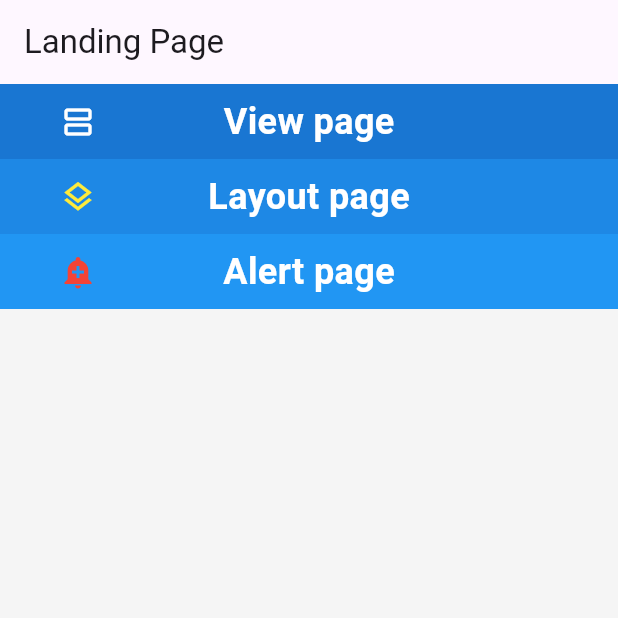
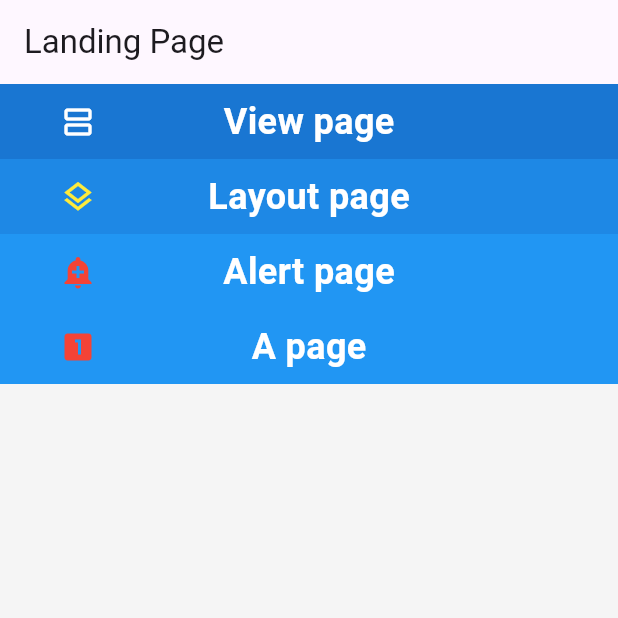
Before and after one commit to terryyamg/say_hello_flutter, a Flutter app: the screen it shows after launch, on a phone screen of 412 x 824 dp, the top half of it. Run offline on Flutter 3.47's test engine with Material 3 defaults, Android fonts, the phone set to English and light mode, and no system bars; missing offline and left inert: flutter_picker.

Commit message:
修改樣式

```diff
--- a/lib/api/api.dart
+++ b/lib/api/api.dart
@@ -1,10 +1,9 @@
 class Api {
   Future<void> sensSms(String mobile) async {
     print('Test1');
-    await Future.delayed(Duration(seconds: 1), () {
+    await Future.delayed(const Duration(seconds: 1), () {
       print("Future.delayed");
     });
     print('Test2');
   }
-
 }
--- a/lib/routers.dart
+++ b/lib/routers.dart
@@ -1,5 +1,6 @@
 import 'package:flutter/material.dart';
 import 'package:flutter/widgets.dart';
+import 'views/a_page.dart';
 import 'views/alert_page.dart';
 import 'views/landing_page.dart';
 import 'views/layout_page.dart';
@@ -10,6 +11,7 @@ class RoutePaths {
   static const String viewPage = 'View page';
   static const String layoutPage = 'Layout page';
   static const String alertPage = 'Alert page';
+  static const String aPage = 'A page';
 }
 
 mixin Routers {
@@ -24,6 +26,8 @@ mixin Routers {
         return MaterialPageRoute<void>(builder: (_) => const LayoutPage());
       case RoutePaths.alertPage:
         return MaterialPageRoute<void>(builder: (_) => const AlertPage());
+      case RoutePaths.aPage:
+        return MaterialPageRoute<void>(builder: (_) => const APage());
       default:
         return MaterialPageRoute<void>(
           builder: (_) => Scaffold(
--- a/lib/utils/custom_text_style.dart
+++ b/lib/utils/custom_text_style.dart
@@ -13,6 +13,6 @@ class CustomTextStyle {
   static const TextStyle text14NormalGrey = TextStyle(
       color: Colors.grey, fontSize: 14, fontWeight: FontWeight.normal);
 
-  static const TextStyle text14BoldBlue = TextStyle(
-      color: Colors.blue, fontSize: 14, fontWeight: FontWeight.bold);
+  static const TextStyle text14BoldBlue =
+      TextStyle(color: Colors.blue, fontSize: 14, fontWeight: FontWeight.bold);
 }
--- a/lib/viewmodels/alert_page_model.dart
+++ b/lib/view-models/alert_page_model.dart
@@ -4,9 +4,7 @@ import '../api/api.dart';
 import 'base_model.dart';
 
 class AlertPageViewModel extends BaseModel {
-
   AlertPageViewModel({required Api api}) : super(api: api);
 
-  Future<void> loadData() async {
-  }
+  Future<void> loadData() async {}
 }
--- a/lib/viewmodels/base_model.dart
+++ b/lib/view-models/base_model.dart
@@ -2,9 +2,7 @@ import 'package:flutter/material.dart';
 import '../api/api.dart';
 import '../view_state.dart';
 
-
 class BaseModel extends ChangeNotifier {
-
   BaseModel({required this.api});
   Api api;
   bool disposed = false;
--- a/lib/viewmodels/landing_page_model.dart
+++ b/lib/view-models/landing_page_model.dart
@@ -5,7 +5,6 @@ import '../view_state.dart';
 import 'base_model.dart';
 
 class LandingPageViewModel extends BaseModel {
-
   LandingPageViewModel({required Api api}) : super(api: api);
 
   Future<void> loadData() async {
--- a/lib/viewmodels/layout_page_model.dart
+++ b/lib/view-models/layout_page_model.dart
@@ -4,9 +4,7 @@ import '../api/api.dart';
 import 'base_model.dart';
 
 class LayoutPageViewModel extends BaseModel {
-
   LayoutPageViewModel({required Api api}) : super(api: api);
 
-  Future<void> loadData() async {
-  }
+  Future<void> loadData() async {}
 }
--- a/lib/viewmodels/view_page_model.dart
+++ b/lib/view-models/view_page_model.dart
@@ -4,9 +4,7 @@ import '../api/api.dart';
 import 'base_model.dart';
 
 class ViewPageViewModel extends BaseModel {
-
   ViewPageViewModel({required Api api}) : super(api: api);
 
-  Future<void> loadData() async {
-  }
+  Future<void> loadData() async {}
 }
--- a/lib/views/base_view.dart
+++ b/lib/views/base_view.dart
@@ -1,6 +1,6 @@
 import 'package:flutter/material.dart';
 import 'package:provider/provider.dart';
-import '../viewmodels/base_model.dart';
+import '../view-models/base_model.dart';
 
 class BaseView<T extends BaseModel> extends StatefulWidget {
   const BaseView(
--- a/lib/views/landing_page.dart
+++ b/lib/views/landing_page.dart
@@ -7,7 +7,7 @@ import 'package:provider/provider.dart';
 import '../models/list_item.dart';
 import '../routers.dart';
 import '../utils/custom_text_style.dart';
-import '../viewmodels/landing_page_model.dart';
+import '../view-models/landing_page_model.dart';
 import 'base_view.dart';
 
 class LandingPage extends StatelessWidget {
@@ -39,15 +39,17 @@ class LandingPage extends StatelessWidget {
           RoutePaths.viewPage, Colors.blue[700]),
       ListItem(const Icon(Icons.layers_outlined, color: Colors.yellow),
           RoutePaths.layoutPage, Colors.blue[600]),
-      ListItem(const Icon(Icons.add_alert, color: Colors.red), RoutePaths.alertPage,
-          Colors.blue[500])
+      ListItem(const Icon(Icons.add_alert, color: Colors.red),
+          RoutePaths.alertPage, Colors.blue[500]),
+      ListItem(const Icon(Icons.looks_one, color: Colors.red),
+          RoutePaths.aPage, Colors.blue[500])
     ];
     return ListView.builder(
         itemBuilder: (BuildContext context, int index) {
           return GestureDetector(
             child: _getItem(list[index]),
             onTap: () {
-              print("[DEBUG]:${list[index].title}");
+              print('[DEBUG]:${list[index].title}');
               switch (list[index].title) {
                 case RoutePaths.viewPage:
                   Navigator.of(context).pushNamed(RoutePaths.viewPage);
@@ -57,6 +59,9 @@ class LandingPage extends StatelessWidget {
                   break;
                 case RoutePaths.alertPage:
                   Navigator.of(context).pushNamed(RoutePaths.alertPage);
+                  break;
+                case RoutePaths.aPage:
+                  Navigator.of(context).pushNamed(RoutePaths.aPage);
                   break;
               }
             },
--- a/lib/views/widgets/custom_gradient_elevated_button.dart
+++ b/lib/views/widgets/custom_gradient_elevated_button.dart
@@ -1,7 +1,6 @@
 import 'package:flutter/material.dart';
 
 class CustomGradientElevatedButton extends StatelessWidget {
-
   const CustomGradientElevatedButton({
     Key? key,
     required this.onPressed,
@@ -31,7 +30,7 @@ class CustomGradientElevatedButton extends StatelessWidget {
       child: ElevatedButton(
         onPressed: onPressed,
         style: ElevatedButton.styleFrom(
-          primary: Colors.transparent,
+          backgroundColor: Colors.transparent,
           shadowColor: Colors.transparent,
           shape: RoundedRectangleBorder(borderRadius: borderRadius),
         ),
--- a/lib/views/widgets/custom_tab_bar.dart
+++ b/lib/views/widgets/custom_tab_bar.dart
@@ -2,9 +2,7 @@ import 'package:flutter/material.dart';
 
 import '../../utils/custom_text_style.dart';
 
-
 class CustomTabBar extends StatefulWidget {
-
   const CustomTabBar({
     Key? key,
     required this.tabs,
@@ -17,10 +15,10 @@ class CustomTabBar extends StatefulWidget {
 
 class _CustomTabBarState extends State<CustomTabBar>
     with TickerProviderStateMixin {
-
   @override
   Widget build(BuildContext context) {
-    final TabController tabController = TabController(length: widget.tabs.length, vsync: this);
+    final TabController tabController =
+        TabController(length: widget.tabs.length, vsync: this);
 
     return Container(
       height: 36.0,
```
Also changed, not shown: lib/view-models/a_page_model.dart (added, +10 -0 lines), lib/views/a_page.dart (added, +52 -0 lines), lib/views/alert_page.dart (+9 -13 lines), lib/views/layout_page.dart (+6 -10 lines), lib/views/view_page.dart (+11 -2 lines), lib/main.dart (line endings or trailing spaces), pubspec.lock, 10 other files.
